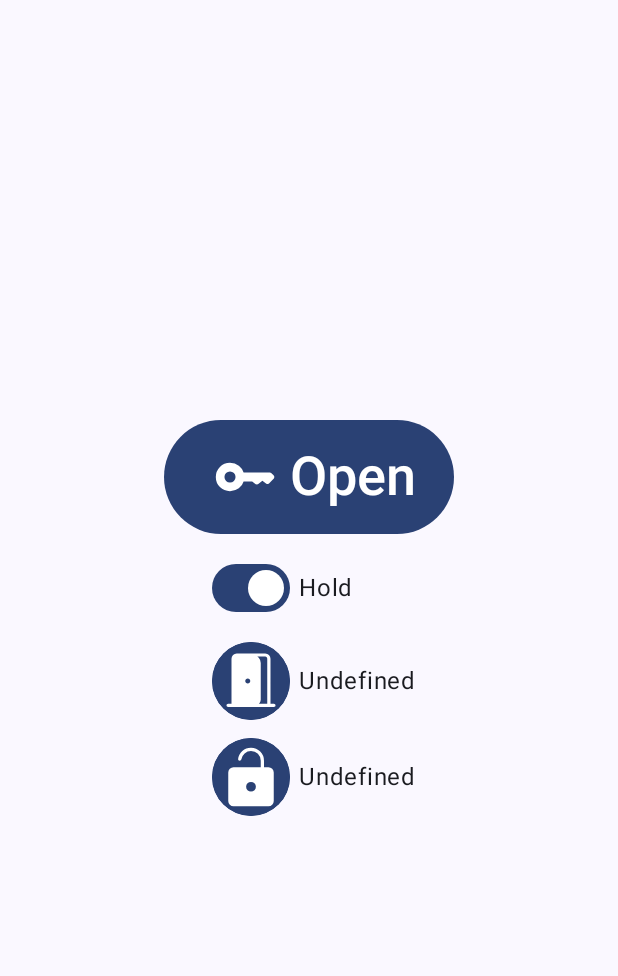
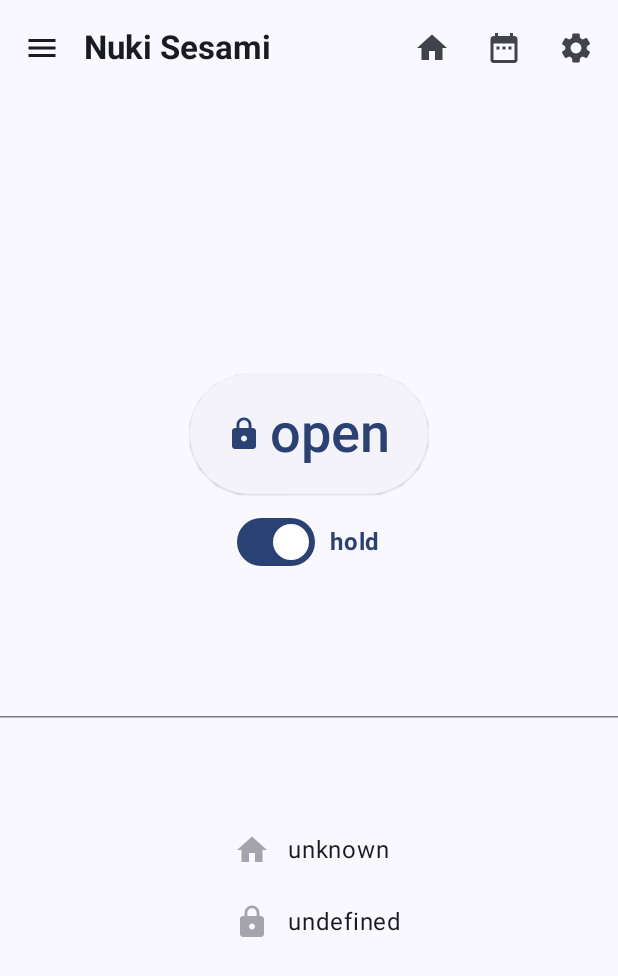
Before and after one commit to michelm/nuki-sesami-app, an Android app built with Jetpack Compose: the screen it shows after launch (MainActivity), on a phone screen of 412 x 824 dp. Shown: the top 976 px of the screen. Run offline under Robolectric (Android 15) with nearby library versions, the phone set to English and light mode, and no system bars.

Commit message:
Added topBar, menu and navigation logic

```diff
--- a/app/src/main/java/com/example/nuki_sesami_app/DoorMode.kt
+++ b/app/src/main/java/com/example/nuki_sesami_app/DoorMode.kt
@@ -4,5 +4,5 @@ enum class DoorMode(val value: Int) {
     OpenClose(0),  // Door is open for a brief moment, the actual time is defined by the
                         // ERREKA 'Smart Evolution' electric door controller
     OpenHold(1),    // Door will be held open until the push button is pressed again
-    Undefined(255)
+    Unknown(255)
 }
--- a/app/src/main/java/com/example/nuki_sesami_app/DoorState.kt
+++ b/app/src/main/java/com/example/nuki_sesami_app/DoorState.kt
@@ -4,5 +4,5 @@ enum class DoorState(val value: Int) {
     Closed(0),  // Door is closed or about to close
     Opened(1),  // Door is open(ing)
     OpenHold(2), // Door is open(ing) and will be held open
-    Undefined(255)
+    Unknown(255)
 }
--- a/app/src/main/java/com/example/nuki_sesami_app/MainActivity.kt
+++ b/app/src/main/java/com/example/nuki_sesami_app/MainActivity.kt
@@ -4,21 +4,35 @@ import android.os.Bundle
 import androidx.activity.ComponentActivity
 import androidx.activity.compose.setContent
 import androidx.activity.enableEdgeToEdge
-import androidx.compose.foundation.Image
-import androidx.compose.foundation.background
-import androidx.compose.foundation.border
 import androidx.compose.foundation.layout.Arrangement
+import androidx.compose.foundation.layout.Box
 import androidx.compose.foundation.layout.Column
 import androidx.compose.foundation.layout.Row
+import androidx.compose.foundation.layout.Spacer
 import androidx.compose.foundation.layout.fillMaxSize
 import androidx.compose.foundation.layout.padding
-import androidx.compose.foundation.layout.size
-import androidx.compose.foundation.shape.CircleShape
-import androidx.compose.material3.Button
-import androidx.compose.material3.MaterialTheme
+import androidx.compose.material.icons.Icons
+import androidx.compose.material.icons.filled.DateRange
+import androidx.compose.material.icons.filled.Home
+import androidx.compose.material.icons.filled.Menu
+import androidx.compose.material.icons.filled.Settings
+import androidx.compose.material.icons.filled.Lock
+import androidx.compose.material.icons.outlined.DateRange
+import androidx.compose.material.icons.outlined.Home
+import androidx.compose.material.icons.outlined.Info
+import androidx.compose.material.icons.outlined.Settings
+import androidx.compose.material3.DropdownMenu
+import androidx.compose.material3.DropdownMenuItem
+import androidx.compose.material3.ElevatedButton
+import androidx.compose.material3.ExperimentalMaterial3Api
+import androidx.compose.material3.Icon
+import androidx.compose.material3.IconButton
 import androidx.compose.material3.Scaffold
 import androidx.compose.material3.Text
 import androidx.compose.material3.Switch
+import androidx.compose.material3.TopAppBar
+import androidx.compose.material3.HorizontalDivider
+import androidx.compose.material3.MaterialTheme
 import androidx.compose.runtime.Composable
 import androidx.compose.runtime.getValue
 import androidx.compose.runtime.setValue
@@ -26,10 +40,9 @@ import androidx.compose.runtime.mutableStateOf
 import androidx.compose.runtime.remember
 import androidx.compose.ui.Alignment
 import androidx.compose.ui.Modifier
-import androidx.compose.ui.draw.clip
-import androidx.compose.ui.layout.ContentScale
-import androidx.compose.ui.res.painterResource
 import androidx.compose.ui.res.stringResource
+import androidx.compose.ui.text.font.FontWeight
+import androidx.compose.ui.text.style.TextOverflow
 import androidx.compose.ui.tooling.preview.Preview
 import androidx.compose.ui.unit.dp
 import androidx.compose.ui.unit.sp
@@ -41,13 +54,10 @@ class MainActivity : ComponentActivity() {
         enableEdgeToEdge()
         setContent {
             NukiSesamiAppTheme {
-                Scaffold (modifier = Modifier.fillMaxSize()
-                ) { innerPadding ->
                 MainScreen(
                     sesami = NukiSesamiClient(),
-                        modifier = Modifier.padding(innerPadding)
+                    modifier = Modifier
                 )
-                }
             }
         }
     }
@@ -67,17 +77,16 @@ fun doorStateText(state: DoorState): String {
         DoorState.OpenHold -> stringResource(R.string.door_state_openhold)
         DoorState.Opened -> stringResource(R.string.door_state_opened)
         DoorState.Closed -> stringResource(R.string.door_state_closed)
-        DoorState.Undefined -> stringResource(R.string.door_state_undefined)
+        DoorState.Unknown -> stringResource(R.string.door_state_unknown)
     }
 }
-
 
 @Composable
 fun doorModeText(mode: DoorMode): String {
     return when(mode) {
         DoorMode.OpenHold -> stringResource(R.string.door_mode_openhold)
         DoorMode.OpenClose -> stringResource(R.string.door_mode_open_close)
-        DoorMode.Undefined -> stringResource(R.string.door_mode_undefined)
+        DoorMode.Unknown -> stringResource(R.string.door_mode_unknown)
     }
 }
 
@@ -85,7 +94,7 @@ fun doorModeText(mode: DoorMode): String {
 fun lockStateText(lockState: LockState): String {
     return when(lockState) {
         LockState.Uncalibrated -> stringResource(R.string.lock_state_uncalibrated)
-        LockState.Locked  -> stringResource(R.string.lock_state_Locked)
+        LockState.Locked  -> stringResource(R.string.lock_state_locked)
         LockState.Unlocking  -> stringResource(R.string.lock_state_unlocking)
         LockState.Unlocked -> stringResource(R.string.lock_state_unlocked)
         LockState.Locking -> stringResource(R.string.lock_state_locking)
@@ -98,8 +107,108 @@ fun lockStateText(lockState: LockState): String {
     }
 }
 
+@OptIn(ExperimentalMaterial3Api::class)
 @Composable
 fun MainScreen(
+    sesami: NukiSesamiClient,
+    modifier: Modifier = Modifier
+) {
+    var menuExpanded by remember { mutableStateOf(false) }
+    var viewSelected by remember { mutableStateOf(ViewSelected.LogicalView) }
+
+    Scaffold (
+        modifier = Modifier.fillMaxSize(),
+        topBar = {
+            Box {
+                TopAppBar(
+                    title = {
+                        Text(
+                            text = "Nuki Sesami",
+                            maxLines = 1,
+                            fontWeight = FontWeight.Bold,
+                            overflow = TextOverflow.Ellipsis
+                        )
+                    },
+                    navigationIcon = {
+                        IconButton(onClick = { menuExpanded = true }) {
+                            Icon(
+                                imageVector = Icons.Filled.Menu,
+                                contentDescription = "Localized description"
+                            )
+                        }
+                    },
+                    actions = {
+                        IconButton(onClick = { viewSelected = ViewSelected.LogicalView }) {
+                            Icon(
+                                imageVector = Icons.Filled.Home,
+                                contentDescription = "Localized description"
+                            )
+                        }
+                        IconButton(onClick = { viewSelected = ViewSelected.DetailedStatusView }) {
+                            Icon(
+                                imageVector = Icons.Filled.DateRange,
+                                contentDescription = "Localized description"
+                            )
+                        }
+                        IconButton(onClick = { viewSelected = ViewSelected.SettingsView }) {
+                            Icon(
+                                imageVector = Icons.Filled.Settings,
+                                contentDescription = "Localized description"
+                            )
+                        }
+                    }
+                )
+                DropdownMenu(expanded = menuExpanded, onDismissRequest = { menuExpanded = false }) {
+                    DropdownMenuItem(
+                        text = { Text(stringResource(R.string.menu_item_logical_view)) },
+                        onClick = { viewSelected = ViewSelected.LogicalView },
+                        leadingIcon = { Icon(Icons.Outlined.Home, contentDescription = null) }
+                    )
+                    DropdownMenuItem(
+                        text = { Text(stringResource(R.string.menu_item_detailed_status)) },
+                        onClick = { viewSelected = ViewSelected.DetailedStatusView },
+                        leadingIcon = { Icon(Icons.Outlined.DateRange, contentDescription = null) }
+                    )
+                    HorizontalDivider()
+                    DropdownMenuItem(
+                        text = { Text(stringResource(R.string.menu_item_settings)) },
+                        onClick = { viewSelected = ViewSelected.SettingsView },
+                        leadingIcon = { Icon(Icons.Outlined.Settings, contentDescription = null) }
+                    )
+                    DropdownMenuItem(
+                        text = { Text(stringResource(R.string.menu_item_about)) },
+                        onClick = { viewSelected = ViewSelected.AboutView },
+                        leadingIcon = { Icon(Icons.Outlined.Info, contentDescription = null) }
+                    )
+                }
+            }
+        },
+        content = { innerPadding ->
+            MainContent(
+                sesami = sesami,
+                viewSelected = viewSelected,
+                modifier = modifier.padding(innerPadding)
+            )
+        }
+    )
+}
+
+@Composable
+fun MainContent(
+    sesami: NukiSesamiClient,
+    viewSelected: ViewSelected,
+    modifier: Modifier = Modifier
+) {
+    when(viewSelected) {
+        ViewSelected.LogicalView -> LogicalView(sesami, modifier)
+        ViewSelected.DetailedStatusView -> DetailedStatusView(sesami, modifier)
+        ViewSelected.SettingsView -> SettingsView(sesami, modifier)
+        ViewSelected.AboutView -> AboutView(sesami, modifier)
+    }
+}
+
+@Composable
+fun LogicalView(
     sesami: NukiSesamiClient,
     modifier: Modifier = Modifier
 ) {
@@ -114,88 +223,119 @@ fun MainScreen(
         verticalArrangement = Arrangement.Center,
         horizontalAlignment = Alignment.CenterHorizontally
     ) {
-        Button(
-            onClick = {},
-            modifier = modifier
-                .padding(6.dp)
+        Row (verticalAlignment = Alignment.CenterVertically
+        ){
+            ElevatedButton(
+                onClick = {
+                    // TODO: Ask sesami to open or close the door
+                }
             ) {
-            Row {
-                Image(
-                    painterResource(R.drawable.key_24px),
-                    "key",
-                    contentScale = ContentScale.Fit,
-                    modifier = modifier
-                        .padding(6.dp)
-                        .align(alignment = Alignment.CenterVertically)
-                        .size(48.dp)
-                )
-                Text(
-                    text = action,
-                    fontSize = 36.sp,
-                    modifier = modifier
-                        .align(alignment = Alignment.CenterVertically)
-                )
+                Icon(imageVector = Icons.Filled.Lock, contentDescription = "Localized Description")
+                Spacer(modifier.padding(end = 5.dp))
+                Text(action, fontSize = 36.sp)
             }
         }
 
-        Column {
-            Row(
-                modifier = modifier.padding(6.dp)
+        Row (verticalAlignment = Alignment.CenterVertically
         ) {
-                Switch(
-                    checked = checked,
-                    onCheckedChange = {
+            Switch(checked = checked, onCheckedChange = {
                     checked = it
-                    },
-                    modifier = modifier
-                        .align(alignment = Alignment.CenterVertically)
+                    // TODO: Inform sesami to (de)activate the open hold mode
+                }
             )
+            Spacer(modifier.padding(end = 10.dp))
             Text(
-                    text = stringResource(R.string.door_mode_switch_text),
-                    modifier = modifier
-                        .align(alignment = Alignment.CenterVertically)
-                        .padding(6.dp)
+                stringResource(R.string.door_mode_switch_text),
+                color = MaterialTheme.colorScheme.primary,
+                fontWeight = FontWeight.Bold
             )
         }
 
-            Row {
-                Image(
-                    painterResource(R.drawable.door_open_24px),
-                    "door status",
-                    modifier = modifier
-                        .padding(6.dp)
-                        .align(alignment = Alignment.CenterVertically)
-                        .size(52.dp)
-                        .clip(CircleShape)
-                        .border(1.5.dp, MaterialTheme.colorScheme.primary, CircleShape)
-                        .background(MaterialTheme.colorScheme.primary)
-                )
-                Text(
-                    text = door,
-                    modifier = modifier
-                        .align(alignment = Alignment.CenterVertically)
+        Spacer(modifier.padding(10.dp))
+        HorizontalDivider()
+
+        Column(
+            modifier = modifier,
+            horizontalAlignment = Alignment.Start
+        ) {
+            Row(
+                verticalAlignment = Alignment.CenterVertically
+            ) {
+                IconButton(
+                    onClick = { /* No action */ },
+                    enabled = false
+                ) {
+                    Icon(
+                        imageVector = Icons.Filled.Home,
+                        contentDescription = "Localized Description"
                     )
                 }
+                Text(door)
+            }
 
-            Row {
-                Image(
-                    painterResource(R.drawable.lock_open_24px),
-                    "lock status",
-                    modifier = modifier
-                        .padding(6.dp)
-                        .align(alignment = Alignment.CenterVertically)
-                        .size(52.dp)
-                        .clip(CircleShape)
-                        .border(1.5.dp, MaterialTheme.colorScheme.primary, CircleShape)
-                        .background(MaterialTheme.colorScheme.primary)
-                )
-                Text(
-                    text = lock,
-                    modifier = modifier
-                        .align(alignment = Alignment.CenterVertically)
+            Row(
+                verticalAlignment = Alignment.CenterVertically
+            ) {
+                IconButton(
+                    onClick = { /* No action */ },
+                    enabled = false
+                ) {
+                    Icon(
+                        imageVector = Icons.Filled.Lock,
+                        contentDescription = "Localized Description"
                     )
                 }
+                Text(lock)
             }
+        }
+    }
+}
+
+@Composable
+fun DetailedStatusView(
+    sesami: NukiSesamiClient,
+    modifier: Modifier = Modifier
+) {
+    Column(
+        modifier = modifier
+            .fillMaxSize(),
+        verticalArrangement = Arrangement.Center,
+        horizontalAlignment = Alignment.CenterHorizontally
+    ) {
+        Text("Detailed status view")
+        // TODO: add detailed status information
+    }
+}
+
+@Composable
+fun SettingsView(
+    sesami: NukiSesamiClient,
+    modifier: Modifier = Modifier
+) {
+    Column(
+        modifier = modifier
+            .fillMaxSize(),
+        verticalArrangement = Arrangement.Center,
+        horizontalAlignment = Alignment.CenterHorizontally
+    ) {
+        Text("Settings view")
+        // TODO: add application settings
+    }
+}
+
+@Composable
+fun AboutView(
+    sesami: NukiSesamiClient,
+    modifier: Modifier = Modifier
+) {
+    Column(
+        modifier = modifier
+            .fillMaxSize(),
+        verticalArrangement = Arrangement.Center,
+        horizontalAlignment = Alignment.CenterHorizontally
+    ) {
+        Text("About view")
+        // TODO: add application and sesami service information
     }
 }
 
@@ -205,6 +345,7 @@ fun MainScreenPreview() {
     NukiSesamiAppTheme {
         MainScreen(
             sesami = NukiSesamiClient(),
+            modifier = Modifier
         )
     }
 }
--- a/app/src/main/java/com/example/nuki_sesami_app/NukiSesamiClient.kt
+++ b/app/src/main/java/com/example/nuki_sesami_app/NukiSesamiClient.kt
@@ -1,8 +1,8 @@
 package com.example.nuki_sesami_app
 
 class NukiSesamiClient {
-    var doorMode: DoorMode = DoorMode.Undefined
-    var doorState: DoorState = DoorState.Undefined
+    var doorMode: DoorMode = DoorMode.Unknown
+    var doorState: DoorState = DoorState.Unknown
     var doorSensor: DoorSensorState = DoorSensorState.DoorStateUnknown
     var doorAction: DoorAction = DoorAction.Open
     var lockState: LockState = LockState.Undefined
--- /dev/null
+++ b/app/src/main/java/com/example/nuki_sesami_app/ViewSelected.kt
@@ -0,0 +1,8 @@
+package com.example.nuki_sesami_app
+
+enum class ViewSelected {
+    LogicalView,
+    DetailedStatusView,
+    SettingsView,
+    AboutView
+}
--- a/app/src/main/res/values/strings.xml
+++ b/app/src/main/res/values/strings.xml
@@ -1,28 +1,32 @@
 <resources>
     <string name="app_name">Nuki Sesami App</string>
-    <string name="door_state_closed">Closed</string>
-    <string name="door_state_opened">Opened</string>
-    <string name="door_state_openhold">OpenHold</string>
-    <string name="door_state_undefined">Undefined</string>
-    <string name="door_mode_open_close">Open/Close</string>
-    <string name="door_mode_openhold">Open Hold</string>
-    <string name="door_mode_undefined">Undefined</string>
-    <string name="door_request_state_none">No Request</string>
-    <string name="door_request_state_close">Close</string>
-    <string name="door_request_state_open">Open</string>
-    <string name="door_request_state_openhold">Open Hold</string>
-    <string name="door_action_open">Open</string>
-    <string name="door_action_close">Close</string>
-    <string name="door_mode_switch_text">Hold</string>
-    <string name="lock_state_uncalibrated">Uncalibrated</string>
-    <string name="lock_state_Locked">Locked</string>
-    <string name="lock_state_unlocking">Unlocking</string>
-    <string name="lock_state_unlocked">Unlocked</string>
-    <string name="lock_state_locking">Locking</string>
-    <string name="lock_state_unlatched">Unlatched</string>
-    <string name="lock_state_unlocked2">Unlocked2</string>
-    <string name="lock_state_unlatching">Unlatching</string>
-    <string name="lock_state_boot_run">Boot Run</string>
-    <string name="lock_state_motor_blocked">Motor Blocked</string>
-    <string name="lock_state_undefined">Undefined</string>
+    <string name="door_state_closed">closed</string>
+    <string name="door_state_opened">opened</string>
+    <string name="door_state_openhold">open + hold</string>
+    <string name="door_state_unknown">unknown</string>
+    <string name="door_mode_open_close">open -> close</string>
+    <string name="door_mode_openhold">open + hold</string>
+    <string name="door_mode_unknown">unknown</string>
+    <string name="door_request_state_none">none</string>
+    <string name="door_request_state_close">close</string>
+    <string name="door_request_state_open">open</string>
+    <string name="door_request_state_openhold">open + hold</string>
+    <string name="door_action_open">open</string>
+    <string name="door_action_close">close</string>
+    <string name="door_mode_switch_text">hold</string>
+    <string name="lock_state_uncalibrated">uncalibrated</string>
+    <string name="lock_state_locked">locked</string>
+    <string name="lock_state_unlocking">unlocking</string>
+    <string name="lock_state_unlocked">unlocked</string>
+    <string name="lock_state_locking">locking</string>
+    <string name="lock_state_unlatched">unlatched</string>
+    <string name="lock_state_unlocked2">unlocked2</string>
+    <string name="lock_state_unlatching">unlatching</string>
+    <string name="lock_state_boot_run">boot run</string>
+    <string name="lock_state_motor_blocked">motor blocked</string>
+    <string name="lock_state_undefined">undefined</string>
+    <string name="menu_item_logical_view">Logical view</string>
+    <string name="menu_item_detailed_status">Detailed status</string>
+    <string name="menu_item_settings">Settings</string>
+    <string name="menu_item_about">About</string>
 </resources>
```
Lines whose indentation alone changed are shown as unchanged.
